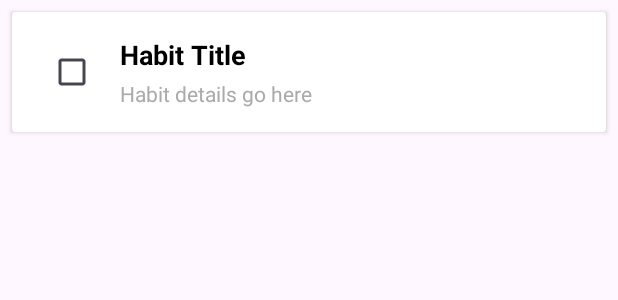
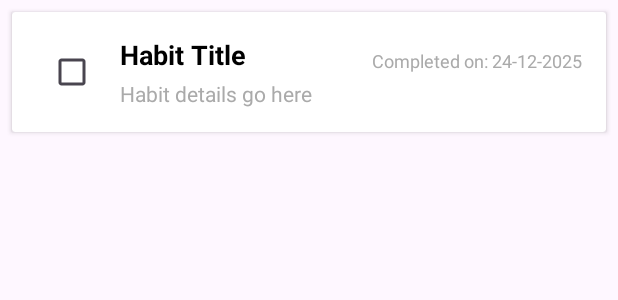
Before and after one commit to SeifMortada/Habit-Tracker-App, an Android app: the layout habit_item.xml on its own in the app's theme, with its tools: preview values and no code run, on a phone screen of 412 x 824 dp. Shown: the top 300 px of the screen. Run offline under Robolectric (Android 15) with nearby library versions, the phone set to English and light mode, and no system bars.

Commit message:
feat: Implement habit completion date display and date formatting
This commit introduces the ability to display the dates when a habit was completed and formats the dates using a custom formatter.

-   **TimeFormatter:**
    -   Created `TimeFormatter` to format timestamps into `dd/MM/yyyy` date strings.
-   **HabitAdapter:**
+   -   Added the formatted creation date of the habit to the layout.
+   - Displaying each time a user completed the habit in the UI.
    -   Modified `HabitAdapter` to display the habit creation date and the list of dates when the habit was completed using `TimeFormatter`.
+   **Extensions:**
+   - Created `CollectFlow.kt` to generalize the collection of the data from the flows in the fragments using `lifecycleScope` and `repeatOnLifecycle`
+   **Fragment:**
+   - Refactored `HabitsListFragment` to use the `collectFlow` extension.

```diff
--- a/app/src/main/res/layout/habit_item.xml
+++ b/app/src/main/res/layout/habit_item.xml
@@ -43,5 +43,22 @@
                 android:textSize="14sp" />
         </LinearLayout>
 
+        <LinearLayout
+            android:id="@+id/llCompletedDates"
+            android:layout_width="wrap_content"
+            android:layout_height="wrap_content"
+            android:orientation="vertical"
+            android:layout_marginTop="8dp">
+
+            <TextView
+                android:id="@+id/completedDate"
+                android:layout_width="wrap_content"
+                android:layout_height="wrap_content"
+                android:text="Completed on: 24-12-2025"
+                android:textSize="12sp"
+                android:textColor="@android:color/darker_gray" />
+
+        </LinearLayout>
+
     </LinearLayout>
 </androidx.cardview.widget.CardView>
```
Also changed, not shown: app/src/main/java/com/seifmortada/applications/habittracker/core/ui/extensions/CollectFlow.kt (added, +16 -0 lines), app/src/main/java/com/seifmortada/applications/habittracker/habits_list/ui/HabitsListFragment.kt (+5 -16 lines), app/src/main/java/com/seifmortada/applications/habittracker/habits_list/ui/HabitsListViewModel.kt (+60 -8 lines), app/src/main/java/com/seifmortada/applications/habittracker/habits_list/ui/adapters/CheckedHabitAdapter.kt (deleted, +0 -39 lines), app/src/main/java/com/seifmortada/applications/habittracker/habits_list/ui/adapters/HabitAdapter.kt (+15 -0 lines), app/src/main/java/com/seifmortada/applications/habittracker/habits_list/utils/TimeFormater.kt (added, +13 -0 lines).
